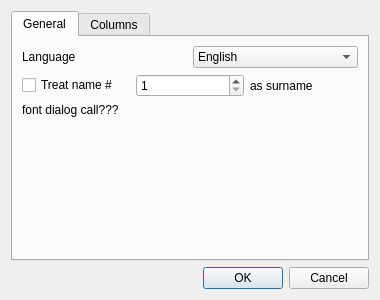
First picture: the form in src/settingsdialog.ui, repository DarkHobbit/doublecontact, before the edit.
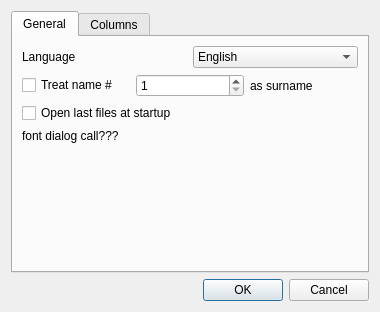
Second picture: the form after the edit.

Commit message: Last file loaded at startup, if it checked in settings

What changed in the file:
```diff
--- a/src/settingsdialog.ui
+++ b/src/settingsdialog.ui
@@ -7,7 +7,7 @@
     <x>0</x>
     <y>0</y>
     <width>380</width>
-    <height>300</height>
+    <height>312</height>
    </rect>
   </property>
   <property name="windowTitle">
@@ -74,6 +74,13 @@
          </item>
         </layout>
        </item>
+       <item>
+        <widget class="QCheckBox" name="cbOpenLastFilesAtStartup">
+         <property name="text">
+          <string>Open last files at startup</string>
+         </property>
+        </widget>
+       </item>
        <item>
         <widget class="QLabel" name="label">
          <property name="text">
```
The commit also changes 3 other files.
